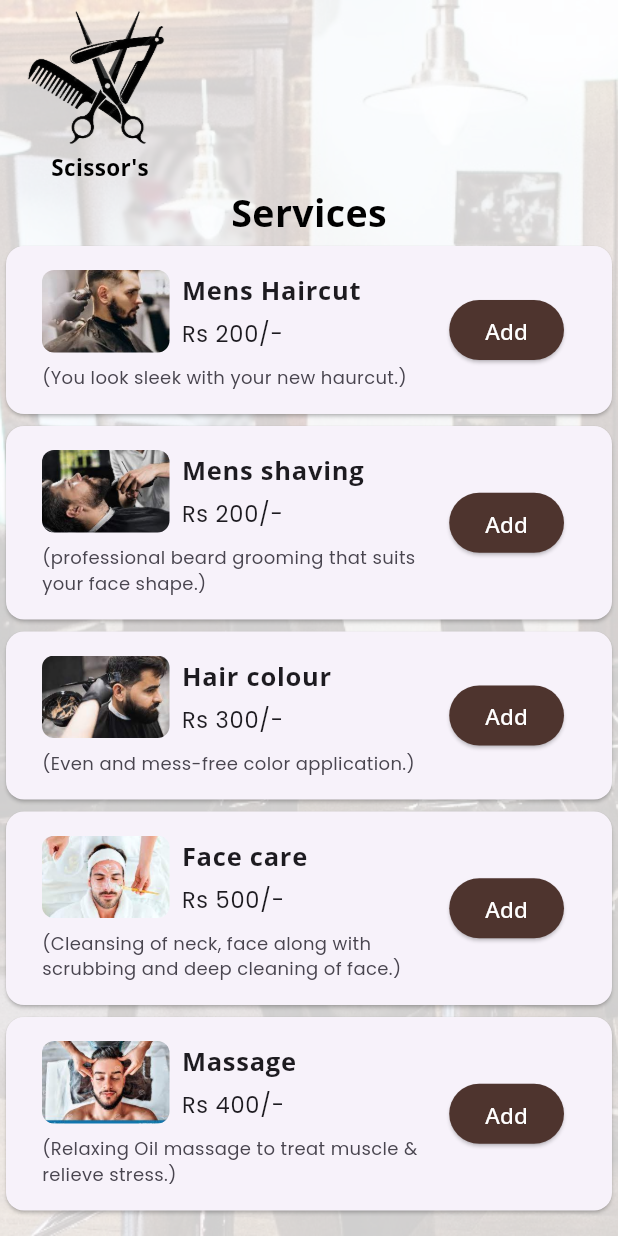
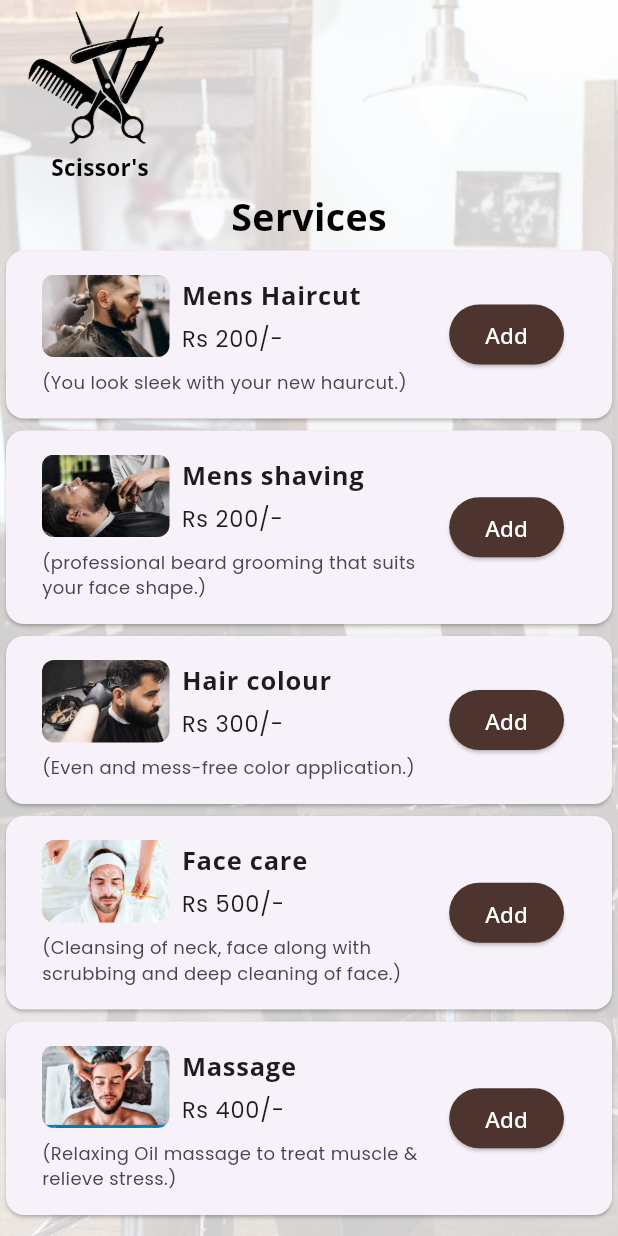
Before and after one commit to NagaharishR/sample, a Flutter app: the screen it shows after launch, on a phone screen of 412 x 824 dp. Run offline on Flutter 3.47's test engine with Material 3 defaults, Android fonts, the phone set to English and light mode, and no system bars; our stand-ins replace google_fonts.

Commit message:
this code contains commit

```diff
--- a/lib/main.dart
+++ b/lib/main.dart
@@ -84,7 +84,7 @@ class _MyAppState extends State<MyApp> {
                       ),
                     ),
                   ]),
-                  SizedBox(height: 2,),
+                  SizedBox(height: 5,),
                   Row(
                     mainAxisAlignment: MainAxisAlignment.center,
                     children: [
```
